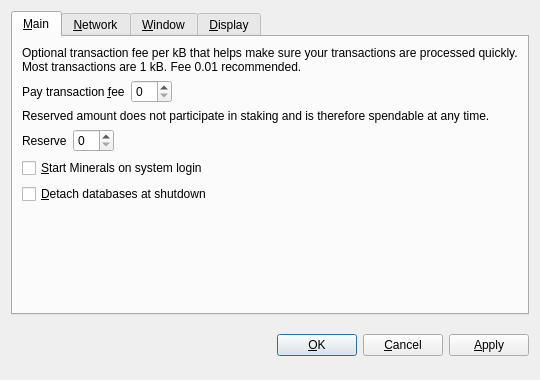
Qt form src/qt/forms/optionsdialog.ui (CryptoHelp/cryptoclub) before a commit.
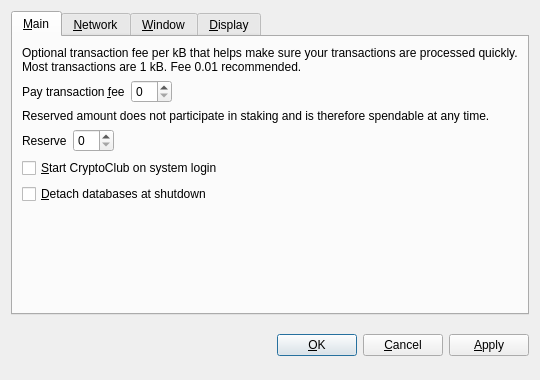
The same form after that commit. Custom widgets are drawn as their Qt base class.

The edit to the form file:
```diff
--- a/src/qt/forms/optionsdialog.ui
+++ b/src/qt/forms/optionsdialog.ui
@@ -128,7 +128,7 @@
           <string>Automatically start Minerals after logging in to the system.</string>
          </property>
          <property name="text">
-          <string>&amp;Start Minerals on system login</string>
+          <string>&amp;Start CryptoClub on system login</string>
          </property>
         </widget>
        </item>
```
Left out of the diff: 10 changed lines with no effect on the pictures.
